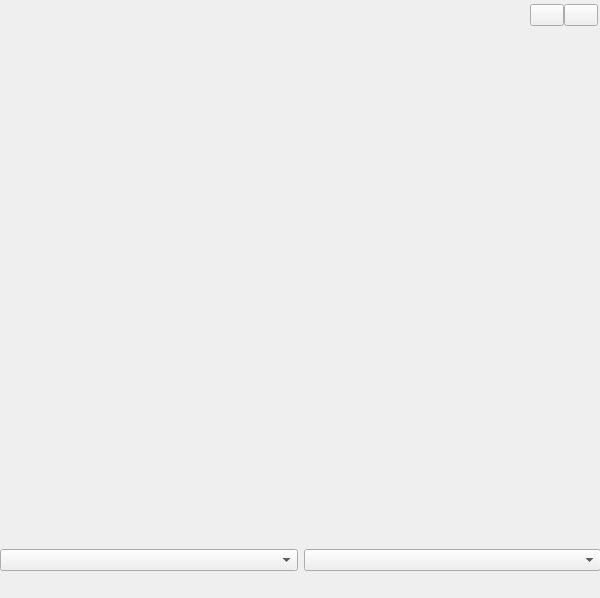
First picture: the form in untitled.ui, repository bigidulka/Weather, before the edit.
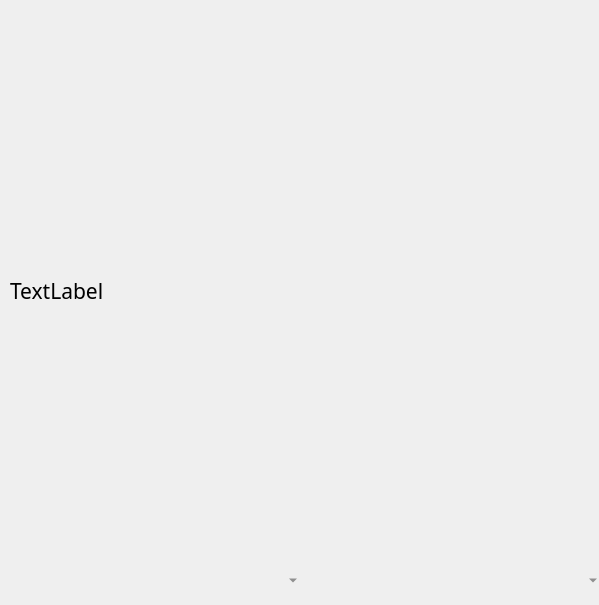
Second picture: the form after the edit. Icons and pictures are not drawn.

Commit message: fixed tray|combo box| inteface

What changed in the file:
```diff
--- a/untitled.ui
+++ b/untitled.ui
@@ -6,12 +6,50 @@
    <rect>
     <x>0</x>
     <y>0</y>
-    <width>600</width>
-    <height>598</height>
+    <width>599</width>
+    <height>605</height>
    </rect>
   </property>
+  <property name="maximumSize">
+   <size>
+    <width>600</width>
+    <height>605</height>
+   </size>
+  </property>
   <property name="windowTitle">
-   <string>MainWindow</string>
+   <string>Weather</string>
+  </property>
+  <property name="windowIcon">
+   <iconset>
+    <normaloff>path/sunny_weather.png</normaloff>path/sunny_weather.png</iconset>
+  </property>
+  <property name="autoFillBackground">
+   <bool>false</bool>
+  </property>
+  <property name="styleSheet">
+   <string notr="true">QWidget {
+	color: black;
+	font-family: Montserrat;
+	font-size: 16pt;
+}
+
+QPushButton {
+	border: none;
+}
+
+QPushButton:hover {
+	background-color: #9e9e9ea9 
+}
+
+QComboBox {
+	background-color: transparent;
+	color: #575757;
+	border: none;
+}
+
+QComboBox:hover {
+	background-color: #9e9e9ea9 
+}</string>
   </property>
   <property name="animated">
    <bool>true</bool>
@@ -22,7 +60,7 @@
      <rect>
       <x>530</x>
       <y>0</y>
-      <width>68</width>
+      <width>71</width>
       <height>31</height>
      </rect>
     </property>
@@ -38,37 +76,79 @@
          <verstretch>0</verstretch>
         </sizepolicy>
        </property>
+       <property name="maximumSize">
+        <size>
+         <width>36</width>
+         <height>35</height>
+        </size>
+       </property>
        <property name="font">
         <font>
-         <stylestrategy>PreferAntialias</stylestrategy>
-         <kerning>true</kerning>
+         <family>Montserrat</family>
+         <pointsize>16</pointsize>
         </font>
        </property>
+       <property name="contextMenuPolicy">
+        <enum>Qt::DefaultContextMenu</enum>
+       </property>
+       <property name="autoFillBackground">
+        <bool>false</bool>
+       </property>
        <property name="text">
         <string/>
        </property>
        <property name="icon">
         <iconset>
-         <normaloff>../../../Downloads/remove_FILL0_wght400_GRAD0_opsz48.png</normaloff>../../../Downloads/remove_FILL0_wght400_GRAD0_opsz48.png</iconset>
+         <normaloff>path/hide.svg</normaloff>path/hide.svg</iconset>
+       </property>
+       <property name="autoDefault">
+        <bool>false</bool>
+       </property>
+       <property name="default">
+        <bool>false</bool>
+       </property>
+       <property name="flat">
+        <bool>false</bool>
        </property>
       </widget>
      </item>
      <item>
       <widget class="QPushButton" name="close_button">
+       <property name="maximumSize">
+        <size>
+         <width>35</width>
+         <height>35</height>
+        </size>
+       </property>
        <property name="font">
         <font>
-         <kerning>false</kerning>
+         <family>Montserrat</family>
+         <pointsize>16</pointsize>
         </font>
        </property>
        <property name="cursor">
         <cursorShape>ArrowCursor</cursorShape>
        </property>
+       <property name="styleSheet">
+        <string notr="true">&lt;style&gt;
+.material-symbols-outlined {
+  font-variation-settings:
+  'FILL' 0,
+  'wght' 400,
+  'GRAD' 0,
+  'opsz' 48
+}
+&lt;/style&gt;</string>
+       </property>
        <property name="text">
         <string/>
        </property>
        <property name="icon">
         <iconset>
-         <normaloff>../../../Downloads/close_FILL0_wght400_GRAD0_opsz48.png</normaloff>../../../Downloads/close_FILL0_wght400_GRAD0_opsz48.png</iconset>
+         <normaloff>path/close.svg</normaloff>path/close.svg</iconset>
+       </property>
+       <property name="flat">
+        <bool>false</bool>
        </property>
       </widget>
      </item>
@@ -78,20 +158,89 @@
     <property name="geometry">
      <rect>
       <x>0</x>
-      <y>520</y>
+      <y>560</y>
       <width>601</width>
-      <height>80</height>
+      <height>41</height>
      </rect>
     </property>
     <layout class="QHBoxLayout" name="horizontalLayout_2">
+     <property name="spacing">
+      <number>0</number>
+     </property>
      <item>
-      <widget class="QComboBox" name="comboBox_2"/>
+      <widget class="QComboBox" name="countries">
+       <property name="sizePolicy">
+        <sizepolicy hsizetype="Minimum" vsizetype="Minimum">
+         <horstretch>0</horstretch>
+         <verstretch>0</verstretch>
+        </sizepolicy>
+       </property>
+       <property name="styleSheet">
+        <string notr="true">
+.material-symbols-outlined {  font-variation-settings:
+  'FILL' 0,
+  'wght' 400,
+  'GRAD' 0,
+  'opsz' 48
+}</string>
+       </property>
+       <property name="editable">
+        <bool>false</bool>
+       </property>
+       <property name="currentText">
+        <string/>
+       </property>
+       <property name="frame">
+        <bool>true</bool>
+       </property>
+      </widget>
      </item>
      <item>
-      <widget class="QComboBox" name="comboBox"/>
+      <widget class="QComboBox" name="cities">
+       <property name="enabled">
+        <bool>true</bool>
+       </property>
+       <property name="sizePolicy">
+        <sizepolicy hsizetype="Minimum" vsizetype="Minimum">
+         <horstretch>0</horstretch>
+         <verstretch>0</verstretch>
+        </sizepolicy>
+       </property>
+       <property name="focusPolicy">
+        <enum>Qt::TabFocus</enum>
+       </property>
+       <property name="editable">
+        <bool>false</bool>
+       </property>
+       <property name="currentText">
+        <string notr="true" extracomment="123"/>
+       </property>
+       <property name="frame">
+        <bool>true</bool>
+       </property>
+      </widget>
      </item>
     </layout>
    </widget>
+   <widget class="QLabel" name="Text">
+    <property name="geometry">
+     <rect>
+      <x>10</x>
+      <y>40</y>
+      <width>581</width>
+      <height>501</height>
+     </rect>
+    </property>
+    <property name="sizePolicy">
+     <sizepolicy hsizetype="Maximum" vsizetype="Maximum">
+      <horstretch>0</horstretch>
+      <verstretch>0</verstretch>
+     </sizepolicy>
+    </property>
+    <property name="text">
+     <string>TextLabel</string>
+    </property>
+   </widget>
   </widget>
  </widget>
  <resources/>
```
Left out of the diff: 6 changed lines with no effect on the pictures. The commit also changes 9 other files.
